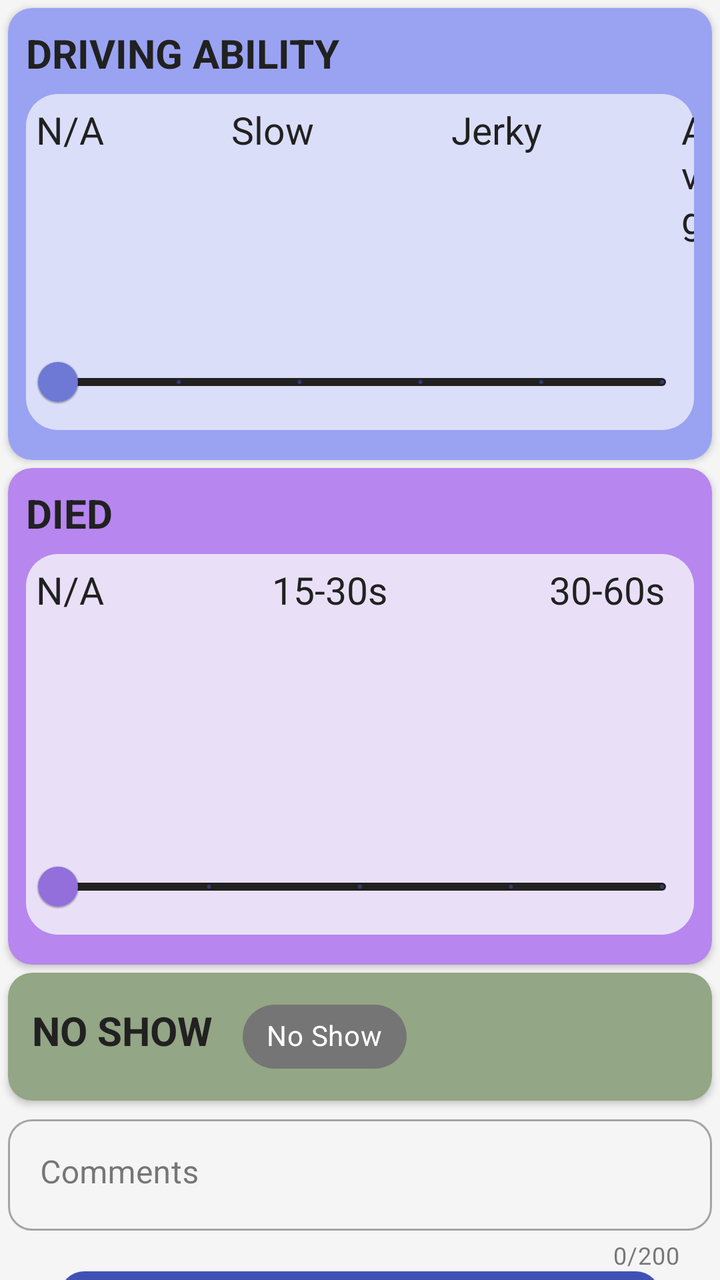
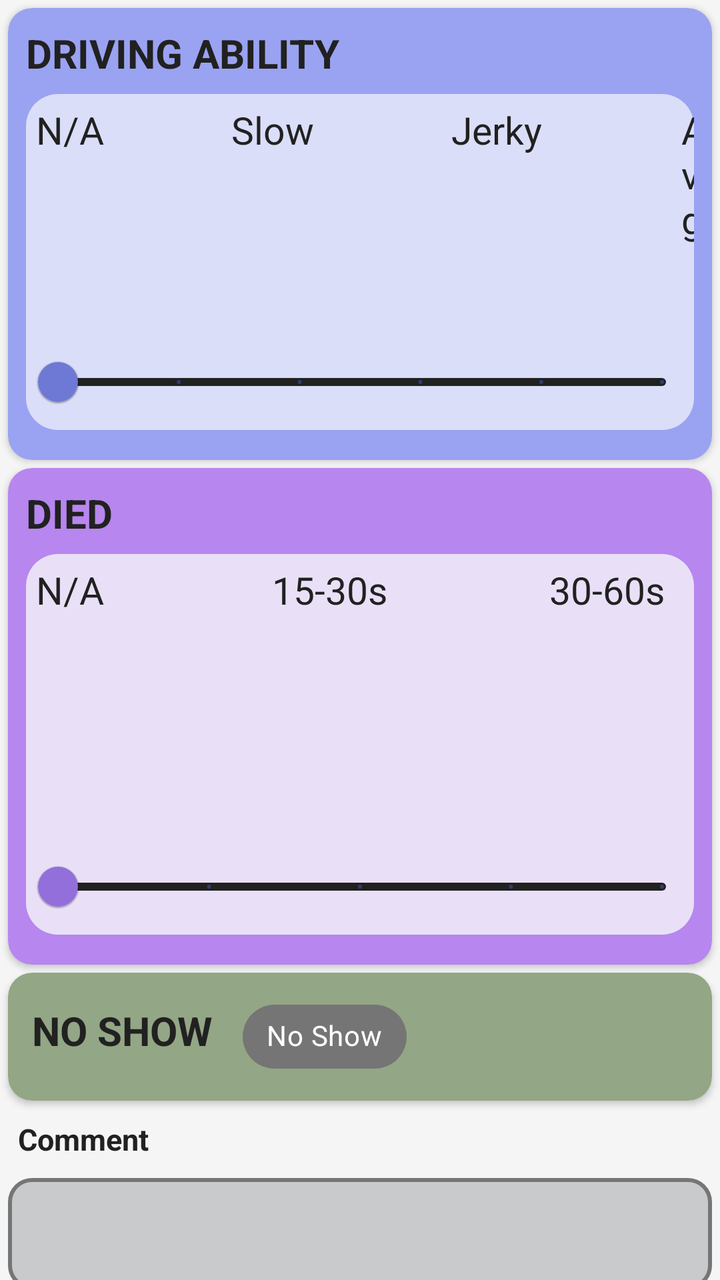

Two renders of the same Android screen: before a commit and after it. Below are the layout's source before the change and the commit's diff.
<!-- AndroidManifest.xml: application theme AppTheme -->
<!-- res/layout/endgame_fragment.xml -->
<?xml version="1.0" encoding="utf-8"?>
<androidx.constraintlayout.widget.ConstraintLayout xmlns:android="http://schemas.android.com/apk/res/android"
    xmlns:app="http://schemas.android.com/apk/res-auto"
    android:layout_width="match_parent"
    android:layout_height="match_parent">

    <androidx.core.widget.NestedScrollView
        android:layout_width="match_parent"
        android:layout_height="match_parent"
        android:fillViewport="true"
        android:clipToPadding="false"
        android:paddingBottom="@dimen/scouting_scroll_bottom_nav__margin">

        
        <LinearLayout
            android:layout_width="match_parent"
            android:layout_height="wrap_content"
            android:orientation="vertical">

            
            
            <com.google.android.material.card.MaterialCardView
                android:layout_width="match_parent"
                android:layout_height="wrap_content"
                android:layout_marginHorizontal="@dimen/card_margin"
                android:layout_marginTop="@dimen/card_margin"
                app:cardBackgroundColor="#9aa3f2"
                app:cardCornerRadius="12dp"
                app:cardElevation="2dp">

                
                <LinearLayout
                    android:layout_width="match_parent"
                    android:layout_height="wrap_content"
                    android:layout_marginBottom="15dp"
                    android:orientation="vertical">

                    <TextView
                        android:layout_width="match_parent"
                        android:layout_height="wrap_content"
                        android:layout_marginTop="9dp"
                        android:layout_marginStart="9dp"
                        android:text="@string/driving_ability"
                        android:textColor="@color/customTextPrimary"
                        android:textSize="@dimen/font_medium"
                        android:textStyle="bold" />

                    
                    <LinearLayout
                        android:layout_width="match_parent"
                        android:layout_height="wrap_content"
                        android:layout_marginStart="9dp"
                        android:layout_marginTop="7dp"
                        android:layout_marginEnd="9dp"
                        android:background="@drawable/rounded_rect"
                        android:backgroundTint="#DBDEF8"
                        android:orientation="vertical">

                        
                        <LinearLayout
                            android:layout_width="match_parent"
                            android:layout_height="wrap_content"
                            android:layout_marginTop="5dp"
                            android:orientation="horizontal">

                            <TextView
                                android:layout_width="wrap_content"
                                android:layout_height="wrap_content"
                                android:layout_marginStart="5dp"
                                android:text="N/A"
                                android:textColor="@color/customTextPrimary"
                                android:textSize="19sp" />

                            <TextView
                                android:layout_width="wrap_content"
                                android:layout_height="wrap_content"
                                android:layout_marginStart="63.5dp"
                                android:text="Slow"
                                android:textColor="@color/customTextPrimary"
                                android:textSize="19sp" />

                            <TextView
                                android:layout_width="wrap_content"
                                android:layout_height="wrap_content"
                                android:layout_marginStart="68.5dp"
                                android:text="Jerky"
                                android:textColor="@color/customTextPrimary"
                                android:textSize="19sp" />

                            <TextView
                                android:layout_width="wrap_content"
                                android:layout_height="wrap_content"
                                android:layout_marginStart="69.5dp"
                                android:text="Avg"
                                android:textColor="@color/customTextPrimary"
                                android:textSize="19sp" />

                            <TextView
                                android:layout_width="wrap_content"
                                android:layout_height="wrap_content"
                                android:layout_marginStart="75dp"
                                android:text="Fast"
                                android:textColor="@color/customTextPrimary"
                                android:textSize="19sp" />

                            <TextView
                                android:layout_width="wrap_content"
                                android:layout_height="wrap_content"
                                android:layout_marginStart="57dp"
                                android:text="Elite"
                                android:textColor="@color/customTextPrimary"
                                android:textSize="19sp" />

                        </LinearLayout>
                        

                        
                        <LinearLayout
                            android:layout_width="match_parent"
                            android:layout_height="wrap_content">

                            <com.google.android.material.slider.Slider
                                android:id="@+id/endgame_driving_ability_slider"
                                android:layout_width="match_parent"
                                android:layout_height="wrap_content"
                                android:stepSize="1.0"
                                android:value="0.0"
                                android:valueFrom="0.0"
                                android:valueTo="5.0"
                                app:labelBehavior="gone"
                                app:thumbColor="#6E79D5"
                                app:tickColorActive="#c64e34"
                                app:trackColorActive="@color/customTextPrimary"
                                app:trackColorInactive="@color/customTextPrimary" />
                        </LinearLayout>
                        
                    </LinearLayout>
                </LinearLayout>
            </com.google.android.material.card.MaterialCardView>
            

            
            
            <com.google.android.material.card.MaterialCardView
                android:layout_width="match_parent"
                android:layout_height="wrap_content"
                android:layout_marginHorizontal="@dimen/card_margin"
                android:layout_marginTop="@dimen/card_margin"
                app:cardBackgroundColor="#B786EF"
                app:cardCornerRadius="12dp"
                app:cardElevation="2dp">

                <LinearLayout
                    android:layout_width="match_parent"
                    android:layout_height="match_parent"
                    android:orientation="vertical">

                    <TextView
                        android:layout_width="wrap_content"
                        android:layout_height="wrap_content"
                        android:layout_marginTop="9dp"
                        android:layout_marginStart="9dp"
                        android:text="@string/died"
                        android:textColor="@color/customTextPrimary"
                        android:textSize="@dimen/font_medium"
                        android:textStyle="bold" />

                    <LinearLayout
                        android:layout_width="match_parent"
                        android:layout_height="wrap_content"
                        android:layout_marginStart="9dp"
                        android:layout_marginTop="7dp"
                        android:layout_marginEnd="9dp"
                        android:layout_marginBottom="15dp"
                        android:background="@drawable/rounded_rect"
                        android:backgroundTint="#E9E0F8"
                        android:orientation="vertical">

                        
                        <LinearLayout
                            android:layout_width="match_parent"
                            android:layout_height="wrap_content"
                            android:layout_marginTop="5dp"
                            android:orientation="horizontal">

                            <TextView
                                android:layout_width="wrap_content"
                                android:layout_height="wrap_content"
                                android:layout_marginStart="5dp"
                                android:text="N/A"
                                android:textColor="@color/customTextPrimary"
                                android:textSize="19sp" />

                            <TextView
                                android:layout_width="wrap_content"
                                android:layout_height="wrap_content"
                                android:layout_marginStart="84dp"
                                android:text="15-30s"
                                android:textColor="@color/customTextPrimary"
                                android:textSize="19sp" />

                            <TextView
                                android:layout_width="wrap_content"
                                android:layout_height="wrap_content"
                                android:layout_marginStart="81dp"
                                android:text="30-60s"
                                android:textColor="@color/customTextPrimary"
                                android:textSize="19sp" />

                            <TextView
                                android:layout_width="wrap_content"
                                android:layout_height="wrap_content"
                                android:layout_marginStart="77dp"
                                android:text="60-90s"
                                android:textColor="@color/customTextPrimary"
                                android:textSize="19sp" />

                            <TextView
                                android:layout_width="wrap_content"
                                android:layout_height="wrap_content"
                                android:layout_marginStart="57dp"
                                android:text="Most"
                                android:textColor="@color/customTextPrimary"
                                android:textSize="19sp" />

                        </LinearLayout>
                        

                        
                        <LinearLayout
                            android:layout_width="match_parent"
                            android:layout_height="wrap_content">

                            <com.google.android.material.slider.Slider
                                android:id="@+id/endgame_died_slider"
                                android:layout_width="match_parent"
                                android:layout_height="wrap_content"
                                android:paddingStart="20dp"
                                android:stepSize="1"
                                android:value="0.0"
                                android:valueFrom="0.0"
                                android:valueTo="4.0"
                                app:labelBehavior="gone"
                                app:thumbColor="#926FDB"
                                app:tickColorActive="#c64e34"
                                app:trackColorActive="@color/customTextPrimary"
                                app:trackColorInactive="@color/customTextPrimary" />

                        </LinearLayout>
                    </LinearLayout>
                </LinearLayout>
            </com.google.android.material.card.MaterialCardView>
            

            
            <com.google.android.material.card.MaterialCardView
                android:id="@+id/no_show"
                android:layout_width="match_parent"
                android:layout_height="wrap_content"
                android:layout_marginTop="@dimen/card_margin"
                android:layout_marginHorizontal="@dimen/card_margin"
                app:cardBackgroundColor="#93A685"
                app:cardCornerRadius="12dp"
                app:cardElevation="2dp">

                <LinearLayout
                    android:layout_width="match_parent"
                    android:layout_height="wrap_content"
                    android:orientation="horizontal">

                    
                    <LinearLayout
                        android:layout_width="match_parent"
                        android:layout_height="wrap_content"
                        android:orientation="horizontal"
                        android:padding="@dimen/section_padding">

                        <TextView
                            android:id="@+id/no_show_title"
                            android:layout_width="wrap_content"
                            android:layout_height="wrap_content"
                            android:layout_marginStart="4dp"
                            android:text="NO SHOW"
                            android:textColor="@color/customTextPrimary"
                            android:textSize="@dimen/font_medium"
                            android:textStyle="bold" />

                        <com.google.android.material.chip.Chip
                            android:id="@+id/no_show_chip"
                            style="@style/CustomChipStyle"
                            android:layout_width="wrap_content"
                            android:layout_height="wrap_content"
                            android:layout_marginStart="15dp"
                            android:text="No Show" />
                    </LinearLayout>
                    
                </LinearLayout>
            </com.google.android.material.card.MaterialCardView>
            

            
            
            <com.google.android.material.textfield.TextInputLayout
                android:id="@+id/endgame_comments_layout"
                style="@style/Widget.MaterialComponents.TextInputLayout.OutlinedBox"
                android:layout_width="match_parent"
                android:layout_height="wrap_content"
                android:layout_marginTop="@dimen/card_margin"
                android:layout_marginHorizontal="@dimen/card_margin"
                app:counterEnabled="true"
                app:counterMaxLength="200">

                <com.google.android.material.textfield.TextInputEditText
                    android:id="@+id/endgame_comments_input"
                    android:layout_width="match_parent"
                    android:layout_height="wrap_content"
                    android:hint="@string/comments"
                    android:gravity="top|start"
                    android:inputType="textMultiLine"
                    android:minLines="1"
                    android:textColor="@color/textPrimary" />
            </com.google.android.material.textfield.TextInputLayout>
            

            
            <RelativeLayout
                android:layout_width="match_parent"
                android:layout_height="wrap_content"
                android:gravity="center_horizontal">

                <com.google.android.material.button.MaterialButton
                    android:id="@+id/endgame_generate_qr_button"
                    android:layout_width="300dp"
                    android:layout_height="300dp"
                    android:insetTop="0dp"
                    android:insetBottom="0dp"
                    app:backgroundTint="@color/colorPrimary"
                    app:icon="@drawable/qr_code_icon"
                    app:iconSize="120dp"
                    app:iconGravity="textStart"
                    app:iconPadding="0dp"
                    android:padding="0dp"
                    android:focusable="true"
                    android:contentDescription="@string/qr_code_image" />

            </RelativeLayout>
            

        </LinearLayout>
        

    </androidx.core.widget.NestedScrollView>

</androidx.constraintlayout.widget.ConstraintLayout>
<!-- resources referenced by this layout -->
<resources>
  <color name="colorPrimary">#3F51B5</color>
  <color name="customTextPrimary">#212121</color>
  <color name="textPrimary">#212121</color>
  <dimen name="card_margin">4dp</dimen>
  <dimen name="font_medium">20sp</dimen>
  <dimen name="scouting_scroll_bottom_nav__margin">80dp</dimen>
  <dimen name="section_padding">8dp</dimen>
  <!-- drawable rounded_rect (drawable) -->
  <?xml version="1.0" encoding="utf-8"?>
  <shape xmlns:android="http://schemas.android.com/apk/res/android"
      android:shape="rectangle" >
  
      <solid android:color="#FFFFFF" />
  
      <corners
          android:topLeftRadius="16dp"
          android:topRightRadius="16dp"
          android:bottomLeftRadius="16dp"
          android:bottomRightRadius="16dp"/>
  
  </shape>
  <string name="comments">Comments</string>
  <string name="died">DIED</string>
  <string name="driving_ability">DRIVING ABILITY</string>
  <string name="qr_code_image">QR code image</string>
  <style name="CustomChipStyle" parent="Widget.MaterialComponents.Chip.Filter">
          <item name="chipBackgroundColor">@color/chip_background_color</item>
          <item name="android:textColor">@android:color/white</item>
          <item name="chipStartPadding">6dp</item>
          <item name="chipEndPadding">6dp</item>
          <item name="textStartPadding">6dp</item>
          <item name="textEndPadding">6dp</item>
      </style>
  <color name="colorPrimaryVariant">#303F9F</color>
  <color name="colorOnPrimary">#FFFFFF</color>
  <color name="colorSecondary">#FFD700</color>
  <color name="colorOnSecondary">#3F51B5</color>
  <color name="backgroundColor">#F5F5F5</color>
  <color name="surfaceColor">#FFFFFF</color>
  <color name="colorOnSurface">#212121</color>
  <color name="colorOnBackground">#212121</color>
  <color name="errorColor">#B00020</color>
  <color name="colorOnError">#FFFFFF</color>
  <style name="AppSubtitle2" parent="TextAppearance.MaterialComponents.Subtitle2">
          <item name="android:textColor">@color/textSecondary</item>
      </style>
  <style name="ShapeAppearance.App.SmallComponent" parent="ShapeAppearance.MaterialComponents.SmallComponent">
          <item name="cornerFamily">rounded</item>
          <item name="cornerSize">12dp</item>
      </style>
  <style name="ShapeAppearance.App.MediumComponent" parent="ShapeAppearance.MaterialComponents.MediumComponent">
          <item name="cornerFamily">rounded</item>
          <item name="cornerSize">12dp</item>
      </style>
  <style name="RadioButtonTight" parent="Widget.MaterialComponents.CompoundButton.RadioButton">
          <item name="android:paddingTop">2dp</item>
          <item name="android:paddingBottom">2dp</item>
          <item name="android:minHeight">0dp</item>
      </style>
  <color name="textSecondary">#757575</color>
  <!-- unchanged entries left out for length: 2 -->
</resources>

<!-- the commit's change to res/layout/endgame_fragment.xml (unified diff, before → after) -->
@@ -300,13 +300,27 @@
 
             
             
+            <TextView
+                android:layout_width="match_parent"
+                android:layout_height="wrap_content"
+                android:layout_marginStart="9dp"
+                android:layout_marginTop="9dp"
+                android:text="Comment"
+                android:textColor="@color/colorOnBackground"
+                android:textSize="15sp"
+                android:textStyle="bold" />
+
             <com.google.android.material.textfield.TextInputLayout
                 android:id="@+id/endgame_comments_layout"
                 style="@style/Widget.MaterialComponents.TextInputLayout.OutlinedBox"
                 android:layout_width="match_parent"
                 android:layout_height="wrap_content"
+                android:layout_marginHorizontal="@dimen/card_margin"
                 android:layout_marginTop="@dimen/card_margin"
-                android:layout_marginHorizontal="@dimen/card_margin"
+                android:textColorHint="#4B639D"
+                app:boxBackgroundColor="#C9CACC"
+                app:boxStrokeColor="#C9CACC"
+                app:boxStrokeWidth="2dp"
                 app:counterEnabled="true"
                 app:counterMaxLength="200">
 
@@ -314,11 +328,20 @@
                     android:id="@+id/endgame_comments_input"
                     android:layout_width="match_parent"
                     android:layout_height="wrap_content"
-                    android:hint="@string/comments"
+                    android:foregroundTint="@color/colorOnPrimary"
                     android:gravity="top|start"
                     android:inputType="textMultiLine"
                     android:minLines="1"
-                    android:textColor="@color/textPrimary" />
+                    android:shadowColor="#15247E"
+                    android:textColor="@color/customTextPrimary"
+                    android:textColorLink="#E9E2E2" />
+
+
+                <FrameLayout
+                    android:layout_width="match_parent"
+                    android:layout_height="match_parent">
+
+                </FrameLayout>
             </com.google.android.material.textfield.TextInputLayout>
             
 
@@ -330,18 +353,21 @@
 
                 <com.google.android.material.button.MaterialButton
                     android:id="@+id/endgame_generate_qr_button"
-                    android:layout_width="300dp"
-                    android:layout_height="300dp"
+                    android:layout_width="275dp"
+                    android:layout_height="275dp"
+                    android:contentDescription="@string/qr_code_image"
+                    android:focusable="true"
                     android:insetTop="0dp"
                     android:insetBottom="0dp"
+                    android:padding="0dp"
+                    android:shadowColor="@color/colorOnPrimary"
+                    android:textColorHint="#3B59D7"
+                    android:textColorLink="#FFFFFF"
                     app:backgroundTint="@color/colorPrimary"
                     app:icon="@drawable/qr_code_icon"
-                    app:iconSize="120dp"
                     app:iconGravity="textStart"
                     app:iconPadding="0dp"
-                    android:padding="0dp"
-                    android:focusable="true"
-                    android:contentDescription="@string/qr_code_image" />
+                    app:iconSize="120dp" />
 
             </RelativeLayout>
             
<!-- resource entries referenced after the edit -->
@@ -2,7 +2,6 @@
 <resources>
   <color name="colorPrimary">#3F51B5</color>
   <color name="customTextPrimary">#212121</color>
-  <color name="textPrimary">#212121</color>
   <dimen name="card_margin">4dp</dimen>
   <dimen name="font_medium">20sp</dimen>
   <dimen name="scouting_scroll_bottom_nav__margin">80dp</dimen>
@@ -21,7 +20,6 @@
           android:bottomRightRadius="16dp"/>
   
   </shape>
-  <string name="comments">Comments</string>
   <string name="died">DIED</string>
   <string name="driving_ability">DRIVING ABILITY</string>
   <string name="qr_code_image">QR code image</string>
